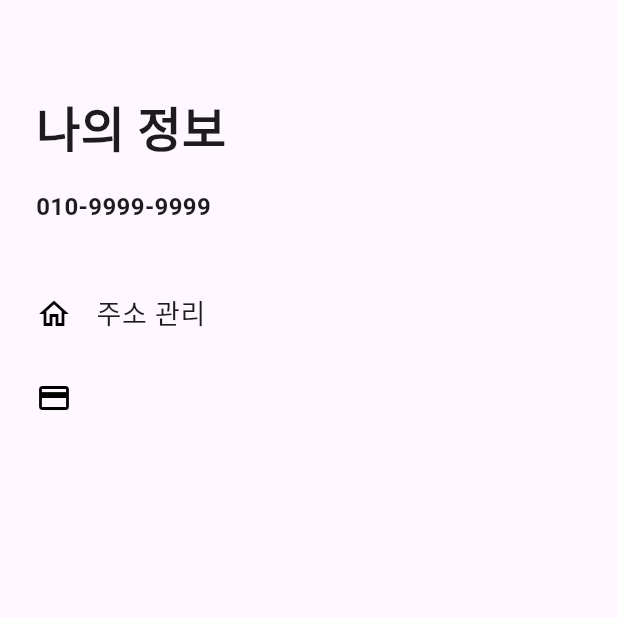
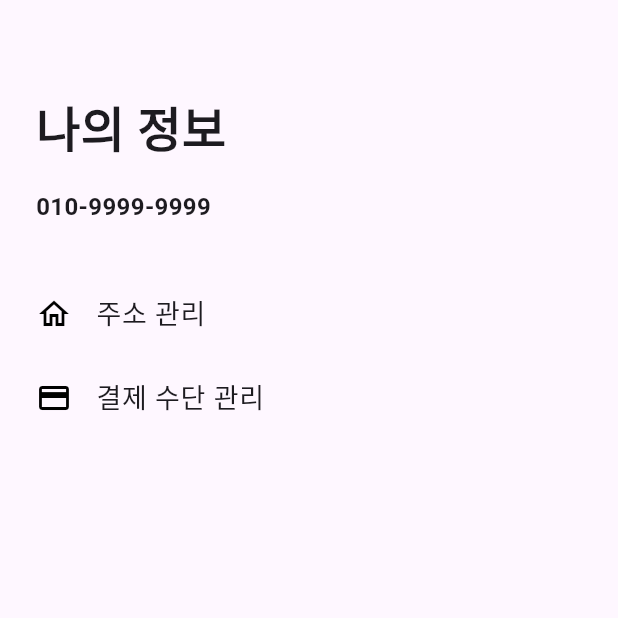
Before and after one commit to rkdand372/Miso_Starbucks, a Flutter app: the MisoFourthPage screen opened directly, on a phone screen of 412 x 824 dp, the top half of it. Run offline on Flutter 3.47's test engine with Material 3 defaults, Android fonts, the phone set to English and light mode, and no system bars.

Commit message:
add:텍스트"결제 수단 관리"

```diff
--- a/lib/miso.dart
+++ b/lib/miso.dart
@@ -377,6 +377,10 @@ class MisoFourthPage extends StatelessWidget {
                 onTap: () => print("결제 수단 관리 클릭 됨"),
                 contentPadding: EdgeInsets.all(0),
                 leading: Icon(Icons.credit_card_outlined, color: Colors.black),
+                title: Text(
+                  "결제 수단 관리",
+                  style: TextStyle(fontSize: 18, fontWeight: FontWeight.w500),
+                ),
               ),
             ],
           ),
```
